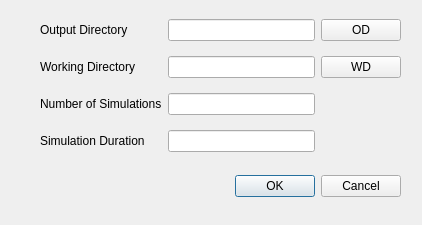
First picture: the form in src/qt_files/UserSettingsForm.ui, repository luckek/FireScapeRx-dev, before the edit.
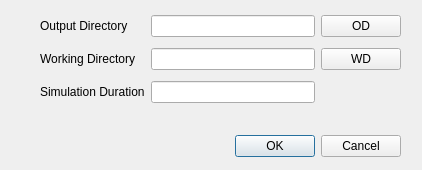
Second picture: the form after the edit.

Commit message: Delted some outdated comments, or comments that have been addressed. Removed unused simulation and user settings

Patch:
```diff
--- a/src/qt_files/UserSettingsForm.ui
+++ b/src/qt_files/UserSettingsForm.ui
@@ -7,7 +7,7 @@
     <x>0</x>
     <y>0</y>
     <width>422</width>
-    <height>225</height>
+    <height>170</height>
    </rect>
   </property>
   <property name="windowTitle">
@@ -17,7 +17,7 @@
    <property name="geometry">
     <rect>
      <x>60</x>
-     <y>170</y>
+     <y>130</y>
      <width>341</width>
      <height>32</height>
     </rect>
@@ -35,7 +35,7 @@
      <x>40</x>
      <y>10</y>
      <width>361</width>
-     <height>151</height>
+     <height>101</height>
     </rect>
    </property>
    <layout class="QGridLayout" name="grid_layout">
@@ -66,10 +66,10 @@
       </property>
      </widget>
     </item>
-    <item row="4" column="2">
+    <item row="3" column="2">
      <widget class="QLineEdit" name="_sim_duration_line_edit"/>
     </item>
-    <item row="4" column="1">
+    <item row="3" column="1">
      <widget class="QLabel" name="sim_duration_label">
       <property name="text">
        <string>Simulation Duration</string>
@@ -83,16 +83,6 @@
       </property>
      </widget>
     </item>
-    <item row="3" column="1">
-     <widget class="QLabel" name="num_sims_label">
-      <property name="text">
-       <string>Number of Simulations</string>
-      </property>
-     </widget>
-    </item>
-    <item row="3" column="2">
-     <widget class="QLineEdit" name="_num_sims_line_edit"/>
-    </item>
    </layout>
   </widget>
  </widget>
```
The commit also changes 9 other files.
